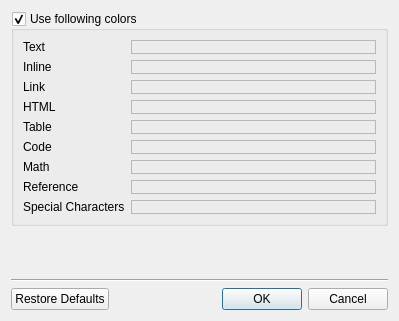
Qt form src/editor/colors.ui (igormironchik/markdown-tools) before a commit.
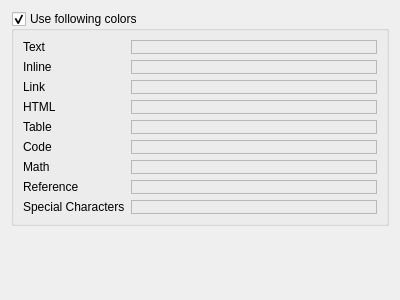
The same form after that commit. Custom widgets are drawn as their Qt base class.

Commit message:
Implement settings dialog.
Implement optional right margin in editor.

```diff
--- a/src/editor/colors.ui
+++ b/src/editor/colors.ui
@@ -1,17 +1,13 @@
 <?xml version="1.0" encoding="UTF-8"?>
 <ui version="4.0">
- <author>
-  SPDX-FileCopyrightText: none
-  SPDX-License-Identifier: GPL-3.0-or-later
- </author>
- <class>ColorsDialog</class>
- <widget class="QDialog" name="ColorsDialog">
+ <class>ColorsPage</class>
+ <widget class="QWidget" name="ColorsPage">
   <property name="geometry">
    <rect>
     <x>0</x>
     <y>0</y>
-    <width>399</width>
-    <height>321</height>
+    <width>400</width>
+    <height>300</height>
    </rect>
   </property>
   <property name="windowTitle">
@@ -227,28 +223,11 @@
      <property name="sizeHint" stdset="0">
       <size>
        <width>20</width>
-       <height>1</height>
+       <height>25</height>
       </size>
      </property>
     </spacer>
    </item>
-   <item>
-    <widget class="Line" name="line">
-     <property name="orientation">
-      <enum>Qt::Orientation::Horizontal</enum>
-     </property>
-    </widget>
-   </item>
-   <item>
-    <widget class="QDialogButtonBox" name="buttonBox">
-     <property name="orientation">
-      <enum>Qt::Orientation::Horizontal</enum>
-     </property>
-     <property name="standardButtons">
-      <set>QDialogButtonBox::StandardButton::Cancel|QDialogButtonBox::StandardButton::Ok|QDialogButtonBox::StandardButton::RestoreDefaults</set>
-     </property>
-    </widget>
-   </item>
   </layout>
  </widget>
  <customwidgets>
```
Left out of the diff: 37 changed lines with no effect on the pictures. The commit also changes 23 other files.
